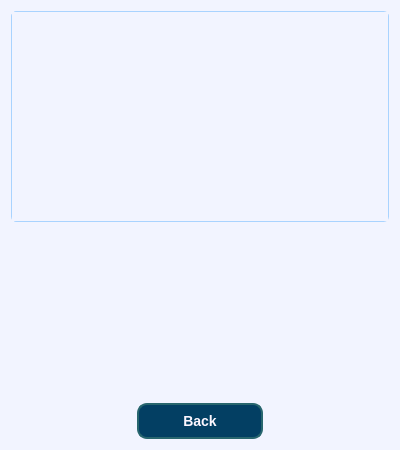
This is course_work/source/menu/Lists menu/clients_window.ui in R-Kiselev/Lab1 as Qt 5 draws it before an edit. The edited form follows.
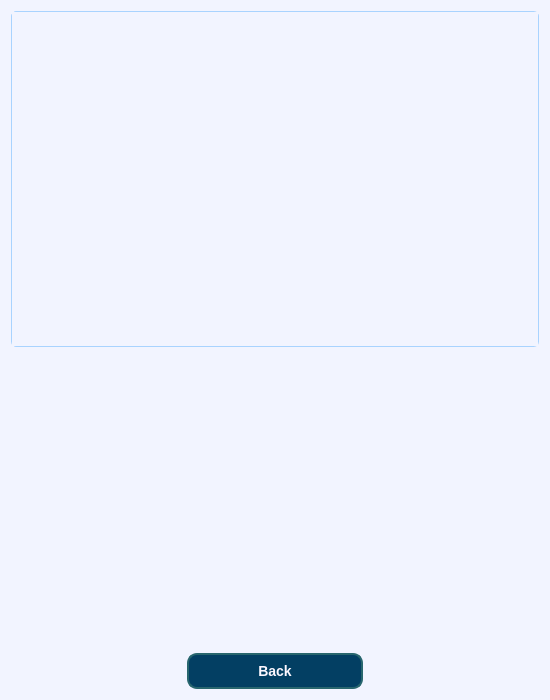
This is the edited form.

Patch:
```diff
--- a/course_work/source/menu/Lists menu/clients_window.ui
+++ b/course_work/source/menu/Lists menu/clients_window.ui
@@ -6,8 +6,8 @@
    <rect>
     <x>0</x>
     <y>0</y>
-    <width>400</width>
-    <height>450</height>
+    <width>550</width>
+    <height>700</height>
    </rect>
   </property>
   <property name="windowTitle">
@@ -117,8 +117,8 @@
        <rect>
         <x>0</x>
         <y>0</y>
-        <width>380</width>
-        <height>211</height>
+        <width>530</width>
+        <height>336</height>
        </rect>
       </property>
      </widget>
```
Left out of the diff: 10 changed lines with no effect on the pictures.
